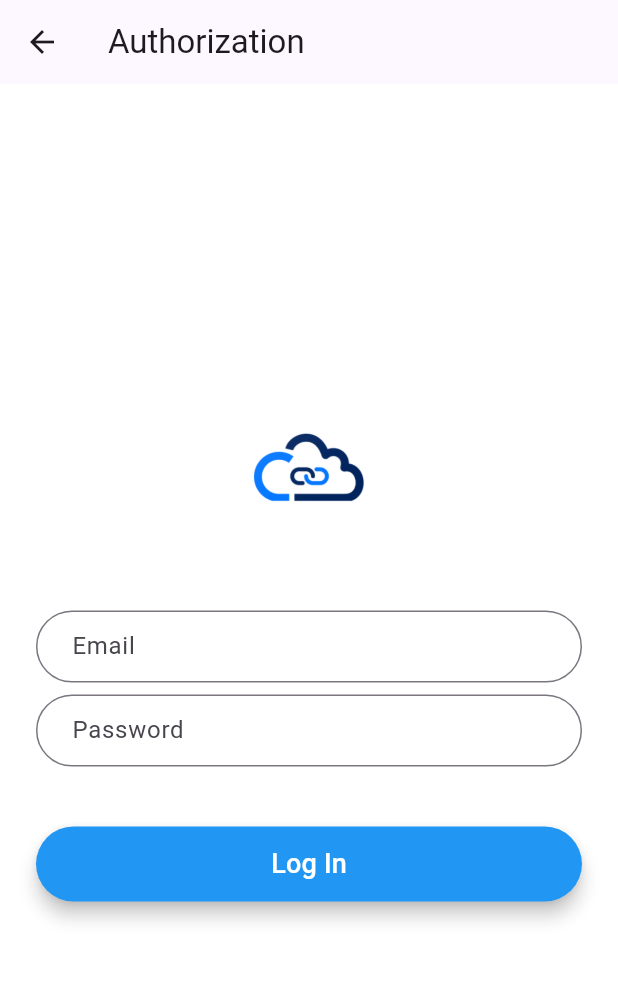
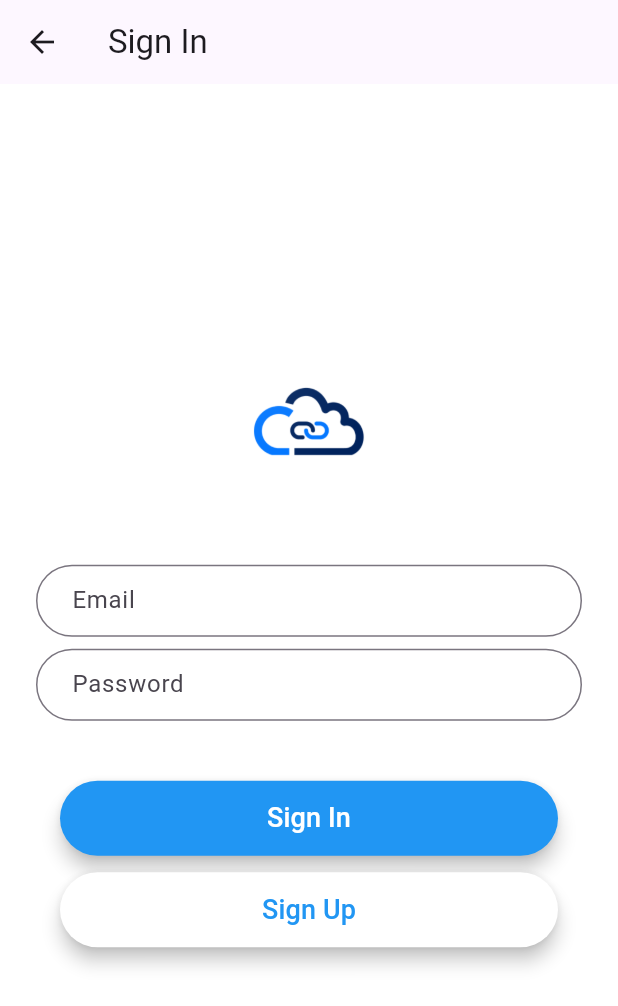
Before and after one commit to CreatorB/flutter-medmap, a Flutter app: the SignInPage screen opened by its route, on a phone screen of 412 x 824 dp. Shown: the top 1006 px of the screen. Run offline on Flutter 3.47's test engine with Material 3 defaults, Android fonts, the phone set to English and light mode, and no system bars; our stand-ins replace bloc, dio, flutter_bloc, flutter_cache_manager, flutter_image_compress, flutter_widget_from_html and 4 more; missing offline and left inert: flutter_pdfview, navbar_router, omega_dio_logger, pretty_http_logger; accounts and stored records are empty; project files that could hold a hidden picture were left out.

Commit message:
wip sign up page

```diff
--- a/lib/cubit/signin/sign_in_page.dart
+++ b/lib/cubit/signin/sign_in_page.dart
@@ -5,18 +5,26 @@ import 'package:medmap/route/app_routes.dart';
 import 'sign_in_cubit.dart';
 
 class SignInPage extends StatelessWidget {
-
   @override
   Widget build(BuildContext context) {
     final emailController = TextEditingController();
     final passwordController = TextEditingController();
 
-    return Scaffold(
+    return PopScope(
+      canPop: false,
+      onPopInvoked: (didPop) async {
+        if (!didPop) {
+          context.go(AppRoutes.home); // Redirect to home
+        }
+      },
+      child: Scaffold(
         appBar: AppBar(
-        title: Text('Authorization'),
+          title: Text('Sign In'),
           leading: IconButton(
             icon: Icon(Icons.arrow_back),
-          onPressed: () => context.pop(),
+            onPressed: () {
+              context.go(AppRoutes.home); // Redirect to home
+            },
           ),
         ),
         backgroundColor: Colors.white,
@@ -63,7 +71,8 @@ class SignInPage extends StatelessWidget {
                 decoration: InputDecoration(
                   hintText: 'Email',
                   contentPadding: EdgeInsets.fromLTRB(20.0, 10.0, 20.0, 10.0),
-                border: OutlineInputBorder(borderRadius: BorderRadius.circular(32.0)),
+                  border: OutlineInputBorder(
+                      borderRadius: BorderRadius.circular(32.0)),
                 ),
               );
 
@@ -74,12 +83,13 @@ class SignInPage extends StatelessWidget {
                 decoration: InputDecoration(
                   hintText: 'Password',
                   contentPadding: EdgeInsets.fromLTRB(20.0, 10.0, 20.0, 10.0),
-                border: OutlineInputBorder(borderRadius: BorderRadius.circular(32.0)),
+                  border: OutlineInputBorder(
+                      borderRadius: BorderRadius.circular(32.0)),
                 ),
               );
 
               final loginButton = Padding(
-              padding: EdgeInsets.symmetric(vertical: 16.0),
+                padding: EdgeInsets.fromLTRB(16.0, 16.0, 16.0, 0.0),
                 child: ElevatedButton(
                   style: ElevatedButton.styleFrom(
                     backgroundColor: Colors.blue,
@@ -96,7 +106,28 @@ class SignInPage extends StatelessWidget {
                     String passwordValue = passwordController.text;
                     context.read<SignInCubit>().signIn(emailValue, passwordValue);
                   },
-                child: Text('Log In', style: TextStyle(fontSize: 18)),
+                  child: Text('Sign In', style: TextStyle(fontSize: 18)),
+                ),
+              );
+
+              final btnSignUp = Padding(
+                padding: EdgeInsets.fromLTRB(16.0, 0, 16.0, 16.0),
+                child: ElevatedButton(
+                  style: ElevatedButton.styleFrom(
+                    backgroundColor: Colors.white,
+                    foregroundColor: Colors.blue,
+                    shape: RoundedRectangleBorder(
+                      borderRadius: BorderRadius.circular(30.0),
+                    ),
+                    elevation: 5.0,
+                    side: BorderSide.none,
+                    padding: EdgeInsets.all(12.0),
+                  ),
+                  onPressed: () {
+                    context.push(AppRoutes.signUp);
+                  },
+                  child: Text('Sign Up',
+                      style: TextStyle(fontSize: 18, color: Colors.blue)),
                 ),
               );
 
@@ -105,19 +136,25 @@ class SignInPage extends StatelessWidget {
                   shrinkWrap: true,
                   padding: EdgeInsets.only(left: 24.0, right: 24.0),
                   children: <Widget>[
-                  if (state is SignInLoading) CircularProgressIndicator() else logo,
+                    if (state is SignInLoading)
+                      CircularProgressIndicator()
+                    else
+                      logo,
                     SizedBox(height: 48.0),
                     email,
                     SizedBox(height: 8.0),
                     password,
                     SizedBox(height: 24.0),
                     loginButton,
+                    SizedBox(height: 11.0),
+                    btnSignUp
                   ],
                 ),
               );
             },
           ),
         ),
+      ),
     );
   }
 }
--- a/lib/cubit/signup/sign_up_page.dart
+++ b/lib/cubit/signup/sign_up_page.dart
@@ -62,7 +62,7 @@ class SignUpPage extends StatelessWidget {
                   TextButton(
                     onPressed: () {
                       // Navigator.of(context).pushNamed(AppRoutes.signIn);
-                      context.push(AppRoutes.signIn);
+                      context.go(AppRoutes.signIn);
                     },
                     child: Text('Already have an account? Sign In'),
                   ),
--- a/lib/cubit/submenu/submenu_page.dart
+++ b/lib/cubit/submenu/submenu_page.dart
@@ -66,7 +66,7 @@ class SubmenuPage extends StatelessWidget {
                           onPressed: () => context.pop(),
                         ),
                         TextButton(
-                          child: Text('Exits'),
+                          child: Text('Exit'),
                           onPressed: () async {
                             await Utils.clearSp();
                             context.go(AppRoutes.home);
```
Also changed, not shown: lib/main.dart (+21 -22 lines). Lines whose indentation alone changed are shown as unchanged.
